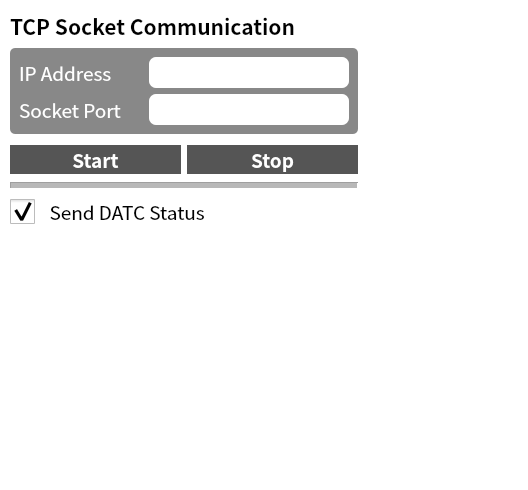
This is ui/tcp_form.ui in PlanA2G/datc_user_interface as Qt 5 draws it before an edit. The edited form follows.
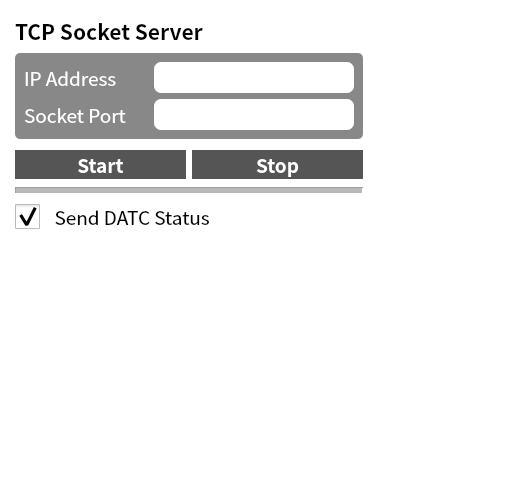
This is the edited form.

```diff
--- a/ui/tcp_form.ui
+++ b/ui/tcp_form.ui
@@ -56,10 +56,10 @@
   </property>
   <layout class="QGridLayout" name="gridLayout">
    <property name="leftMargin">
-    <number>10</number>
+    <number>15</number>
    </property>
    <property name="topMargin">
-    <number>10</number>
+    <number>15</number>
    </property>
    <item row="0" column="0">
     <layout class="QVBoxLayout" name="verticalLayout">
@@ -74,7 +74,7 @@
         </font>
        </property>
        <property name="text">
-        <string>TCP Socket Communication</string>
+        <string>TCP Socket Server</string>
        </property>
       </widget>
      </item>
@@ -220,6 +220,9 @@
         </item>
         <item row="0" column="1">
          <widget class="QLineEdit" name="lineEdit_tcp_addr">
+          <property name="enabled">
+           <bool>false</bool>
+          </property>
           <property name="minimumSize">
            <size>
             <width>200</width>
```
